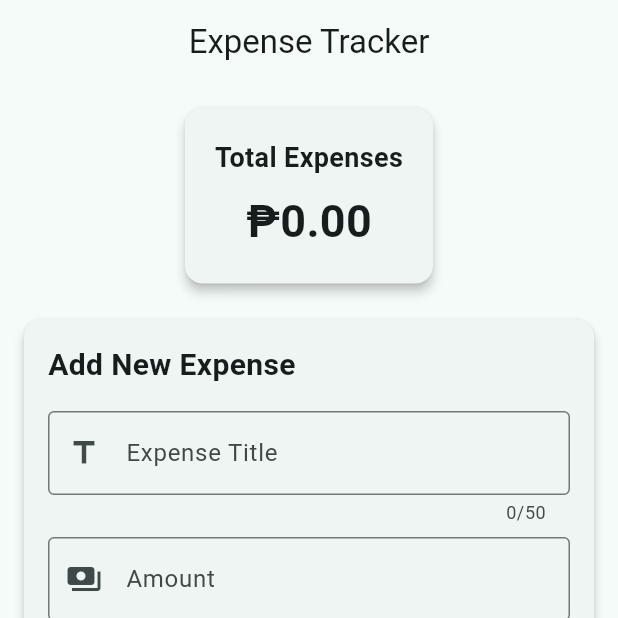
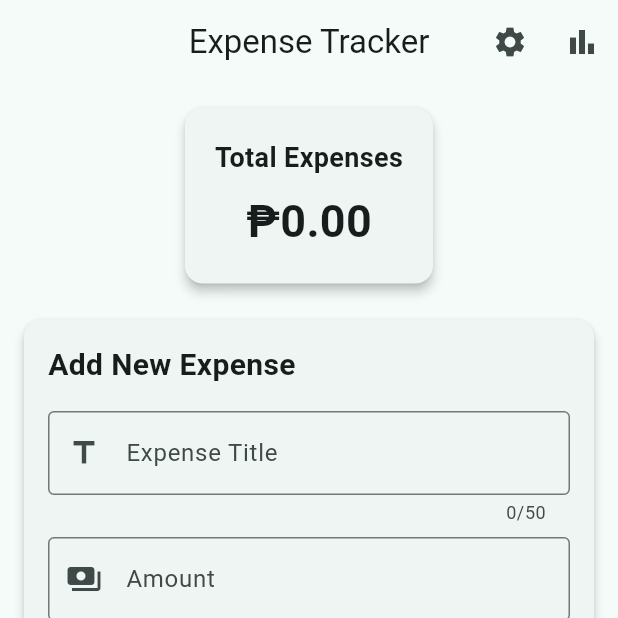
Before and after one commit to cmanigos2-cell/expense_tracker, a Flutter app: the screen it shows after launch, on a phone screen of 412 x 824 dp, the top half of it. Run offline on Flutter 3.47's test engine with Material 3 defaults, Android fonts, the phone set to English and light mode, and no system bars.

```diff
--- a/lib/main.dart
+++ b/lib/main.dart
@@ -1,9 +1,12 @@
 import 'package:flutter/material.dart';
 
-import '/expense.dart';
+import 'expense.dart';
 import 'widgets/expense_form.dart';
 import 'widgets/expense_list.dart';
 import 'widgets/total_expenses.dart';
+import 'screen/statistics_screen.dart';
+import 'screen/setting_screen.dart';
+import 'screen/about_screen.dart';
 
 void main() {
   runApp(const ExpenseTrackerApp());
@@ -17,23 +20,18 @@ class ExpenseTrackerApp extends StatelessWidget {
     return MaterialApp(
       debugShowCheckedModeBanner: false,
       title: 'Expense Tracker',
-
       theme: ThemeData(
         useMaterial3: true,
-
         colorScheme: ColorScheme.fromSeed(
           seedColor: Colors.teal,
           brightness: Brightness.light,
         ),
-
         appBarTheme: const AppBarTheme(
           centerTitle: true,
         ),
-
         inputDecorationTheme: const InputDecorationTheme(
           border: OutlineInputBorder(),
         ),
-
         cardTheme: const CardThemeData(
           elevation: 3,
           margin: EdgeInsets.symmetric(
@@ -42,7 +40,11 @@ class ExpenseTrackerApp extends StatelessWidget {
           ),
         ),
       ),
-
+      routes: {
+        '/statistics': (context) => const StatisticsScreen(),
+        '/settings': (context) => const SettingsScreen(),
+        '/about': (context) => const AboutScreen(),
+      },
       home: const ExpenseHomePage(),
     );
   }
@@ -52,9 +54,7 @@ class ExpenseHomePage extends StatefulWidget {
   const ExpenseHomePage({super.key});
 
   @override
-  State<ExpenseHomePage> createState() {
-    return _ExpenseHomePageState();
-  }
+  State<ExpenseHomePage> createState() => _ExpenseHomePageState();
 }
 
 class _ExpenseHomePageState extends State<ExpenseHomePage> {
@@ -77,12 +77,14 @@ class _ExpenseHomePageState extends State<ExpenseHomePage> {
 
   void _addExpense() {
     final title = _titleController.text.trim();
-
-    final amount = double.tryParse(
-      _amountController.text,
-    );
+    final amount = double.tryParse(_amountController.text);
 
     if (title.isEmpty || amount == null || amount <= 0) {
+      ScaffoldMessenger.of(context).showSnackBar(
+        const SnackBar(
+          content: Text('Enter a valid title and amount.'),
+        ),
+      );
       return;
     }
 
@@ -118,14 +120,26 @@ class _ExpenseHomePageState extends State<ExpenseHomePage> {
   Widget build(BuildContext context) {
     return Scaffold(
       appBar: AppBar(
-        title: const Text(
-          'Expense Tracker',
-        ),
+        title: const Text('Expense Tracker'),
+        actions: [
+          IconButton(
+            tooltip: 'Settings',
+            icon: const Icon(Icons.settings),
+            onPressed: () {
+              Navigator.pushNamed(context, '/settings');
+            },
+          ),
+          IconButton(
+            tooltip: 'Statistics',
+            icon: const Icon(Icons.bar_chart),
+            onPressed: () {
+              Navigator.pushNamed(context, '/statistics');
+            },
+          ),
+        ],
       ),
-
       body: OrientationBuilder(
         builder: (context, orientation) {
-          // LANDSCAPE
           if (orientation == Orientation.landscape) {
             return Row(
               crossAxisAlignment: CrossAxisAlignment.start,
@@ -135,19 +149,13 @@ class _ExpenseHomePageState extends State<ExpenseHomePage> {
                   child: SingleChildScrollView(
                     child: Column(
                       children: [
-                        TotalExpenses(
-                          total: _totalExpenses,
-                        ),
-
+                        TotalExpenses(total: _totalExpenses),
                         ExpenseForm(
                           titleController: _titleController,
                           amountController: _amountController,
                           selectedCategory: _selectedCategory,
                           onCategoryChanged: (value) {
-                            if (value == null) {
-                              return;
-                            }
-
+                            if (value == null) return;
                             setState(() {
                               _selectedCategory = value;
                             });
@@ -158,7 +166,6 @@ class _ExpenseHomePageState extends State<ExpenseHomePage> {
                     ),
                   ),
                 ),
-
                 Expanded(
                   flex: 3,
                   child: ExpenseList(
@@ -170,33 +177,22 @@ class _ExpenseHomePageState extends State<ExpenseHomePage> {
             );
           }
 
-          // PORTRAIT
           return Column(
             children: [
-              TotalExpenses(
-                total: _totalExpenses,
-              ),
-
+              TotalExpenses(total: _totalExpenses),
               ExpenseForm(
                 titleController: _titleController,
                 amountController: _amountController,
                 selectedCategory: _selectedCategory,
                 onCategoryChanged: (value) {
-                  if (value == null) {
-                    return;
-                  }
-
+                  if (value == null) return;
                   setState(() {
                     _selectedCategory = value;
                   });
                 },
                 onAddExpense: _addExpense,
               ),
-
-              const SizedBox(
-                height: 10,
-              ),
-
+              const SizedBox(height: 10),
               Expanded(
                 child: ExpenseList(
                   expenses: _expenses,
```
Also changed, not shown: lib/expense_tracker.dart (+30 -6 lines), lib/screen/about_screen.dart (added, +43 -0 lines), lib/screen/setting_screen.dart (added, +40 -0 lines), lib/screen/statistics_screen.dart (added, +39 -0 lines), lib/screen/home_screen.dart (added).
